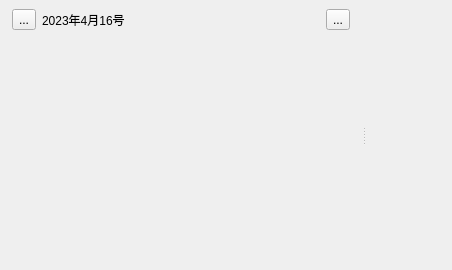
kevinWu7/LifeNote, file App/widgets/checkinwidget.ui: the form before one commit.
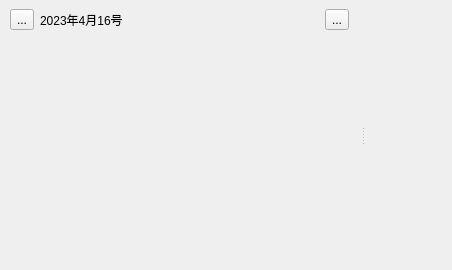
The form after the commit. Custom widgets are drawn as their Qt base class.

Commit message: adjust UI:calendarControl

The edit to the form file:
```diff
--- a/App/widgets/checkinwidget.ui
+++ b/App/widgets/checkinwidget.ui
@@ -76,7 +76,7 @@
            <widget class="QWidget" name="titleBarControl" native="true">
             <layout class="QHBoxLayout" name="horizontalLayout_2">
              <property name="leftMargin">
-              <number>12</number>
+              <number>10</number>
              </property>
              <property name="rightMargin">
               <number>12</number>
```
The commit also changes 6 other files.
